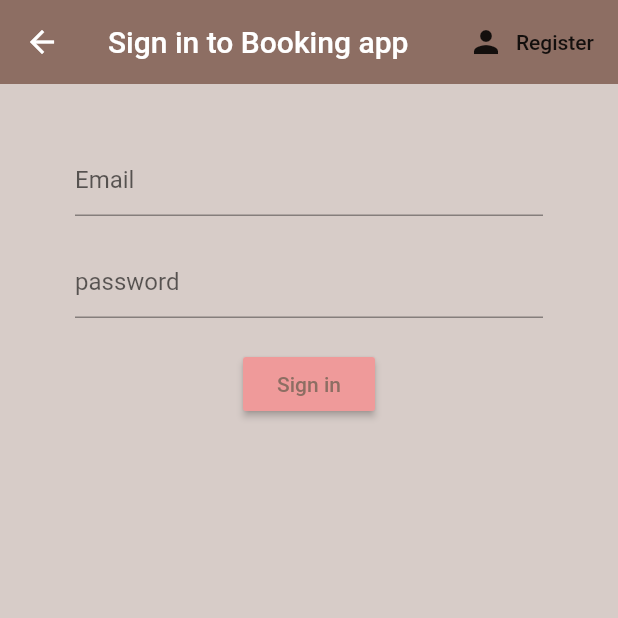
After one commit to creepymarshmallow117/booking_app, a Flutter app: the Login screen opened directly, on a phone screen of 412 x 824 dp, the top half of it. The commit adds this screen. Run offline on Flutter 3.47's test engine with Material 2 defaults, Android fonts, the phone set to English and light mode, and no system bars; our stand-ins replace cloud_firestore, firebase_auth, firebase_core, firebase_storage, image_picker; accounts and stored records are empty.

Commit message:
Login page added and switching between register form and login form. beginning of restructuring. needs more work.

```diff
--- /dev/null
+++ b/lib/screens/authenticate/login.dart
@@ -0,0 +1,88 @@
+import 'package:flutter/material.dart';
+import 'package:booking_app/services/auth.dart';
+
+class Login extends StatefulWidget {
+
+  final Function toggleView;
+  Login({ this.toggleView });
+  @override
+  _LoginState createState() => _LoginState();
+}
+
+class _LoginState extends State<Login> {
+
+  final AuthService _auth = AuthService();
+  final _formKey = GlobalKey<FormState>();
+  //Text field state
+  String email = '';
+  String password = '';
+  String error = '';
+  @override
+  Widget build(BuildContext context) {
+    return Scaffold(
+        backgroundColor:  Colors.brown[100],
+        appBar: AppBar(backgroundColor: Colors.brown[400],
+            elevation: 0.0,
+            title: Text("Sign in to Booking app"),
+            actions: <Widget>[
+              FlatButton.icon(
+                  icon: Icon(Icons.person),
+                  label: Text('Register'),
+                  onPressed: (){
+                    widget.toggleView();
+                  }
+              )
+            ]),
+        body: Container(
+          padding: EdgeInsets.symmetric(vertical: 20.0, horizontal: 50.0),
+          child: Form(
+              key: _formKey,
+              child: Column(
+                  children: <Widget>[
+                    SizedBox(height: 20.0),
+                    TextFormField(
+                        validator: (val) => val.isEmpty ? 'Enter valid email' : null,
+                        onChanged: (val){
+                          setState(() => email = val);
+                        }
+                        ,decoration: new InputDecoration(
+                        hintText: 'Email'
+                    )
+                    ),
+                    SizedBox(height: 20.0),
+                    TextFormField(
+                      obscureText: true,
+                      validator: (val) => val.length < 6 ? 'Enter valid password' : null,
+                      onChanged: (val){
+                        setState(() => password = val);
+                      },
+                      decoration: new InputDecoration(
+                          hintText: 'password'
+                      ),
+                    ),
+                    SizedBox(height: 20.0),
+                    RaisedButton(
+                        color: Colors.red[200],
+                        child: Text('Sign in', style: TextStyle(color: Colors.brown[400])),
+                        onPressed: () async{
+                          if(_formKey.currentState.validate()) {
+                            dynamic result = await _auth.signInWithEmail(email, password);
+                            if (result == null) {
+                              setState((){
+                                error = 'could not sign in with credentials';
+                              });
+                            }
+                          }
+                        }),
+                    SizedBox(height: 12.0),
+                    Text(
+                      error,
+                      style: TextStyle(color: Colors.red, fontSize: 14.0),
+                    )
+                  ]
+              )
+          ),
+        )
+    );
+  }
+}
--- a/lib/screens/authenticate/register.dart
+++ b/lib/screens/authenticate/register.dart
@@ -7,6 +7,8 @@ import 'package:flutter/material.dart';
 import 'package:image_picker/image_picker.dart';
 
 class Register extends StatefulWidget {
+  final Function toggleView;
+  Register({this.toggleView});
   @override
   _RegisterState createState() => _RegisterState();
 }
@@ -29,7 +31,15 @@ class _RegisterState extends State<Register> {
         backgroundColor: Colors.brown[400],
         elevation: 0.0,
         title: Text("Sign up to Booking app"),
-      ),
+          actions: <Widget>[
+      FlatButton.icon(
+      icon: Icon(Icons.person),
+        label: Text('Sign in'),
+        onPressed: (){
+          widget.toggleView();
+        }
+    )
+    ]),
       body: Container(
         padding: EdgeInsets.symmetric(vertical: 20.0, horizontal: 50.0),
         child: Form(
--- a/lib/screens/home.dart
+++ b/lib/screens/home.dart
@@ -6,7 +6,6 @@ import 'package:booking_app/screens/orders.dart';
 import 'package:booking_app/screens/profile.dart';
 import 'package:booking_app/screens/logout.dart';
 import 'package:booking_app/screens/cart.dart';
-
 
 class Home extends StatelessWidget {
   @override
--- a/lib/screens/wrapper.dart
+++ b/lib/screens/wrapper.dart
@@ -1,3 +1,5 @@
+import 'package:booking_app/screens/authenticate/authenticate.dart';
+import 'package:booking_app/screens/authenticate/login.dart';
 import 'package:booking_app/screens/authenticate/register.dart';
 import 'package:flutter/material.dart';
 import 'package:provider/provider.dart';
@@ -5,6 +7,6 @@ import 'package:provider/provider.dart';
 class Wrapper extends StatelessWidget {
   @override
   Widget build(BuildContext context) {
-    return Register();
+    return Authenticate();
   }
 }
--- a/lib/services/auth.dart
+++ b/lib/services/auth.dart
@@ -3,6 +3,9 @@ import 'package:firebase_auth/firebase_auth.dart';
 
 class AuthService{
   final FirebaseAuth auth = FirebaseAuth.instance;
+  Stream<User> get user {
+    return auth.authStateChanges();
+  }
   Future registerWithEmail(String email, String password, String displayName) async{
     try{
       User user = (await auth.createUserWithEmailAndPassword(email: email, password: password)).user;
```
Also changed, not shown: lib/main.dart (+8 -2 lines), lib/screens/authenticate/authenticate.dart (added, +25 -0 lines).
